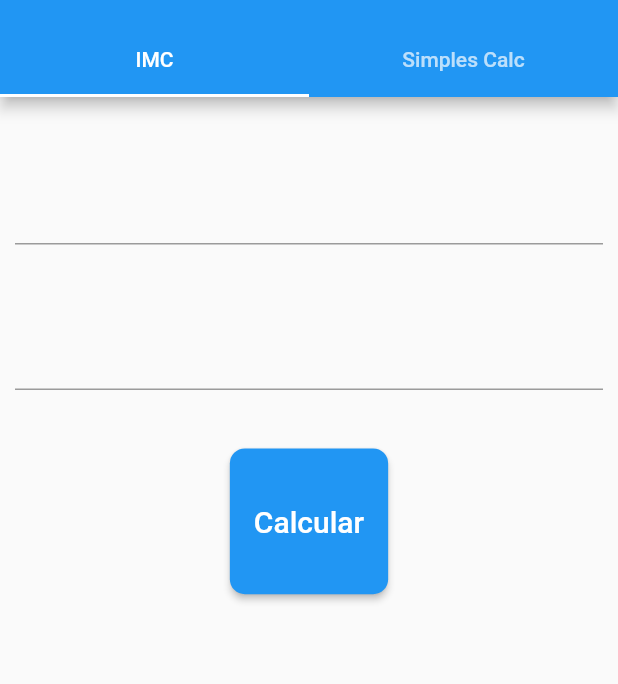
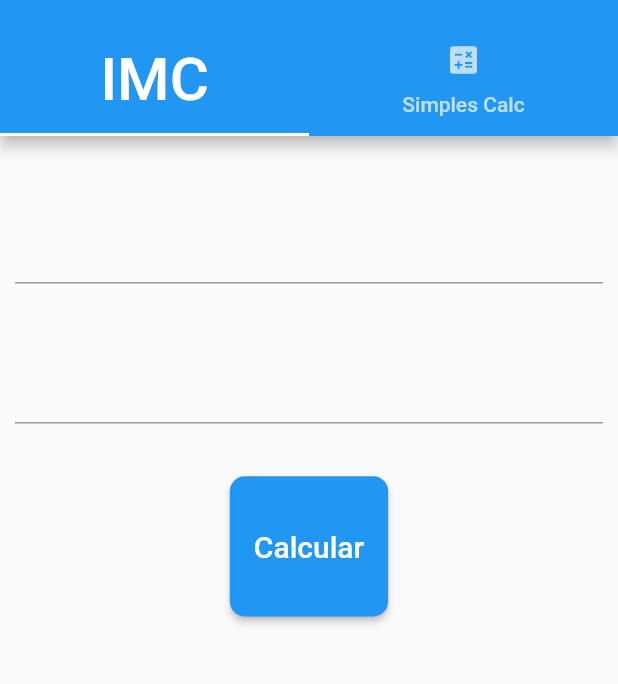
Before and after one commit to GiovanyFT/calculadora-imc, a Flutter app: the screen it shows after launch, on a phone screen of 412 x 824 dp, the part 59-743 px from its top. Run offline on Flutter 3.47's test engine with Material 2 defaults, Android fonts, the phone set to English and light mode, and no system bars; missing offline and left inert: ftoast.

Commit message:
tabs com personalização

```diff
--- a/lib/main.dart
+++ b/lib/main.dart
@@ -2,9 +2,9 @@ import 'package:calculadoraimcflutter/tabs/tab_imc.dart';
 import 'package:calculadoraimcflutter/tabs/tab_simples_calc.dart';
 import 'package:flutter/material.dart';
 
-void main() => runApp(CalculadoraIMC());
+void main() => runApp(Calculadora());
 
-class CalculadoraIMC extends StatelessWidget {
+class Calculadora extends StatelessWidget {
   @override
   Widget build(BuildContext context) {
     return MaterialApp(
@@ -28,10 +28,16 @@ class HomePage extends StatelessWidget {
           title: Text("Calculadora"),
           bottom: TabBar(
             tabs: <Widget>[
+              Tab(child: Text("IMC",
+                  style: TextStyle(
+                    fontSize: 40,
+                  ),
+                )
+              ),
               Tab(
-                text: "IMC",
+                text: "Simples Calc",
+                icon: Icon(Icons.calculate),
               ),
-              Tab(text: "Simples Calc"),
             ],
           ),
         ),
```
Also changed, not shown: 1 other file.
